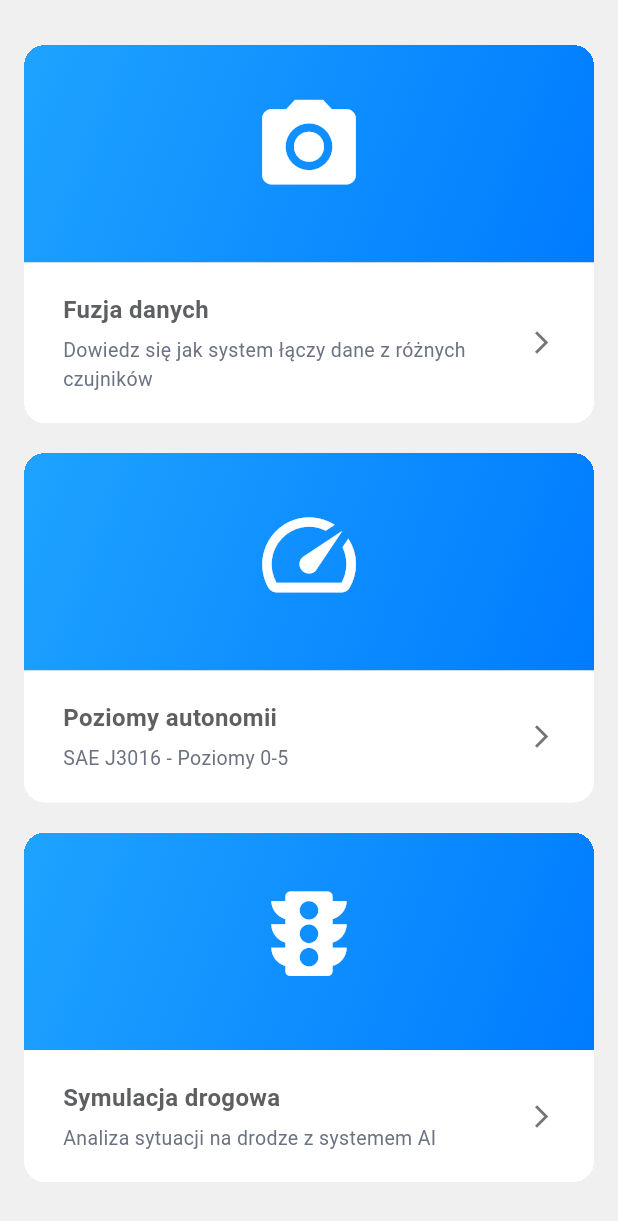
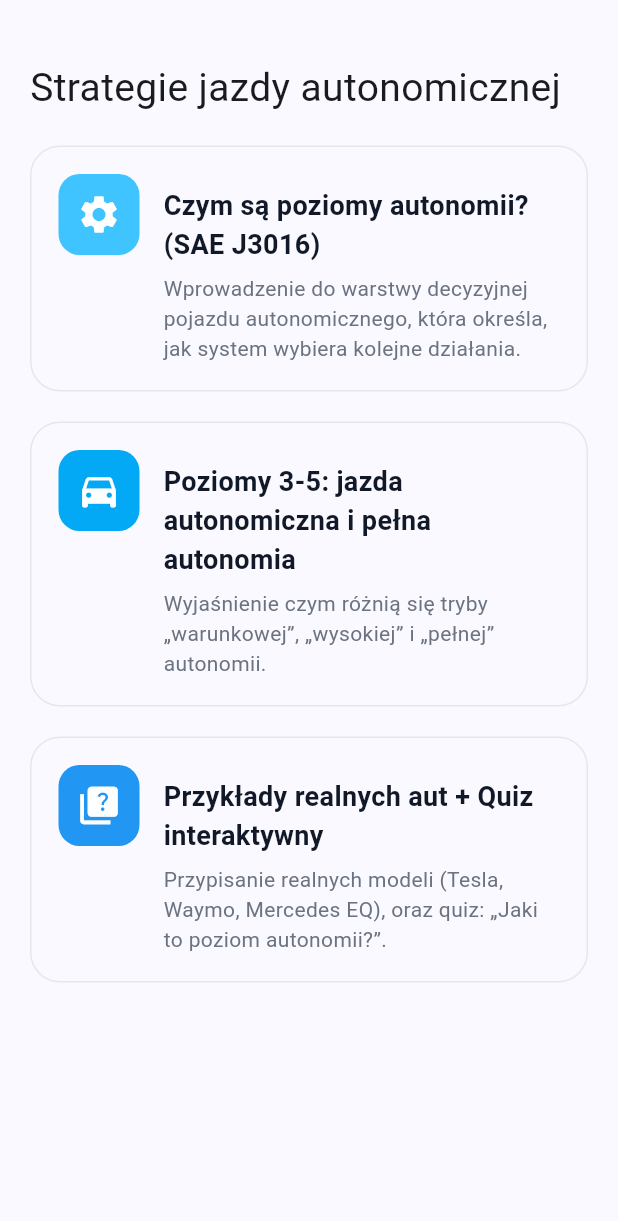
Before and after one commit to sqrasdf/AutoSense, a Flutter app: the screen it shows after launch, scrolled down 810 dp, after a tap on "Poziomy autonomii", on a phone screen of 412 x 824 dp. Shown: the top 1221 px of the screen. Run offline on Flutter 3.47's test engine with Material 3 defaults, Android fonts, the phone set to English and light mode, and no system bars.

Commit message:
add lessons page for autonomy

```diff
--- /dev/null
+++ b/lib/pages/4_autonomy/autonomy_card.dart
@@ -0,0 +1,83 @@
+import 'package:flutter/material.dart';
+
+class AutonomyCard extends StatelessWidget {
+  final IconData icon;
+  final Color iconBackgroundColor;
+  final String title;
+  final String description;
+  final Widget lesson;
+
+  const AutonomyCard({
+    super.key,
+    required this.icon,
+    required this.iconBackgroundColor,
+    required this.title,
+    required this.description,
+    required this.lesson,
+  });
+
+  @override
+  Widget build(BuildContext context) {
+    return GestureDetector(
+      onTap: () {
+        Navigator.push(
+          context,
+          MaterialPageRoute(builder: (context) => lesson),
+        );
+      },
+      child: Container(
+        width: double.infinity,
+        padding: const EdgeInsets.all(18),
+        decoration: BoxDecoration(
+          borderRadius: BorderRadius.circular(20),
+          border: Border.all(color: const Color(0xFFE5E7EB)),
+        ),
+        child: Row(
+          crossAxisAlignment: CrossAxisAlignment.start,
+          children: [
+            Container(
+              width: 54,
+              height: 54,
+              decoration: BoxDecoration(
+                color: iconBackgroundColor,
+                borderRadius: BorderRadius.circular(14),
+              ),
+              child: Center(child: Icon(icon, size: 30, color: Colors.white)),
+            ),
+
+            const SizedBox(width: 16),
+
+            Expanded(
+              child: Column(
+                crossAxisAlignment: CrossAxisAlignment.start,
+                children: [
+                  const SizedBox(height: 8),
+
+                  Text(
+                    title,
+                    style: const TextStyle(
+                      fontSize: 18,
+                      fontWeight: FontWeight.w600,
+                      color: Color(0xFF111827),
+                    ),
+                  ),
+
+                  const SizedBox(height: 6),
+
+                  Text(
+                    description,
+                    style: const TextStyle(
+                      fontSize: 14,
+                      color: Color(0xFF6B7280),
+                      height: 1.4,
+                    ),
+                  ),
+                ],
+              ),
+            ),
+          ],
+        ),
+      ),
+    );
+  }
+}
--- /dev/null
+++ b/lib/pages/4_autonomy/lessons_page_autonomy.dart
@@ -0,0 +1,55 @@
+import 'package:autosense/pages/4_autonomy/autonomy_card.dart';
+import 'package:flutter/material.dart';
+
+class LessonsPageAutonomy extends StatelessWidget {
+  const LessonsPageAutonomy({super.key});
+
+  @override
+  Widget build(BuildContext context) {
+    return Scaffold(
+      body: Padding(
+        padding: const EdgeInsets.symmetric(vertical: 40, horizontal: 20),
+        child: SingleChildScrollView(
+          child: Column(
+            mainAxisAlignment: MainAxisAlignment.center,
+            crossAxisAlignment: CrossAxisAlignment.start,
+            children: [
+              Text(
+                'Strategie jazdy autonomicznej',
+                style: TextStyle(fontSize: 26),
+              ),
+              SizedBox(height: 20),
+              AutonomyCard(
+                icon: Icons.settings,
+                iconBackgroundColor: Colors.lightBlueAccent,
+                title: "Czym są poziomy autonomii? (SAE J3016)",
+                description:
+                    "Wprowadzenie do warstwy decyzyjnej pojazdu autonomicznego, która określa, jak system wybiera kolejne działania.",
+                lesson: Scaffold(),
+              ),
+              SizedBox(height: 20),
+              AutonomyCard(
+                icon: Icons.directions_car,
+                iconBackgroundColor: Colors.lightBlue,
+                title: "Poziomy 3-5: jazda autonomiczna i pełna autonomia",
+                description:
+                    "Wyjaśnienie czym różnią się tryby „warunkowej”, „wysokiej” i „pełnej” autonomii.",
+                lesson: Scaffold(),
+              ),
+              SizedBox(height: 20),
+              AutonomyCard(
+                icon: Icons.quiz,
+                iconBackgroundColor: Colors.blue,
+                title: "Przykłady realnych aut + Quiz interaktywny",
+                description:
+                    "Przypisanie realnych modeli (Tesla, Waymo, Mercedes EQ), oraz quiz: „Jaki to poziom autonomii?”.",
+                lesson: Scaffold(),
+              ),
+              SizedBox(height: 20),
+            ],
+          ),
+        ),
+      ),
+    );
+  }
+}
--- a/lib/pages/home_page.dart
+++ b/lib/pages/home_page.dart
@@ -1,6 +1,7 @@
 import 'package:autosense/pages/1_sensors/lessons_page_sensors.dart';
 import 'package:autosense/pages/2_strategies/lessons_page_strategies.dart';
 import 'package:autosense/pages/3_fusion/lessons_page_fusion.dart';
+import 'package:autosense/pages/4_autonomy/lessons_page_autonomy.dart';
 import 'package:autosense/widgets/auto_sense_panel.dart';
 import 'package:autosense/widgets/module_card.dart';
 import 'package:autosense/widgets/progress_bar.dart';
@@ -90,6 +91,12 @@ class _HomePageState extends State<HomePage> {
                 subtitle: 'SAE J3016 - Poziomy 0-5',
                 onTap: () {
                   debugPrint('Otwieram Poziomy autonomii');
+                  Navigator.push(
+                    context,
+                    MaterialPageRoute(
+                      builder: (context) => const LessonsPageAutonomy(),
+                    ),
+                  );
                 },
               ),
               const SizedBox(height: 20),
@@ -99,6 +106,10 @@ class _HomePageState extends State<HomePage> {
                 subtitle: 'Analiza sytuacji na drodze z systemem AI',
                 onTap: () {
                   debugPrint('Otwieram Symuację drogową');
+                  Navigator.push(
+                    context,
+                    MaterialPageRoute(builder: (context) => const Scaffold()),
+                  );
                 },
               ),
               const SizedBox(height: 20),
```
